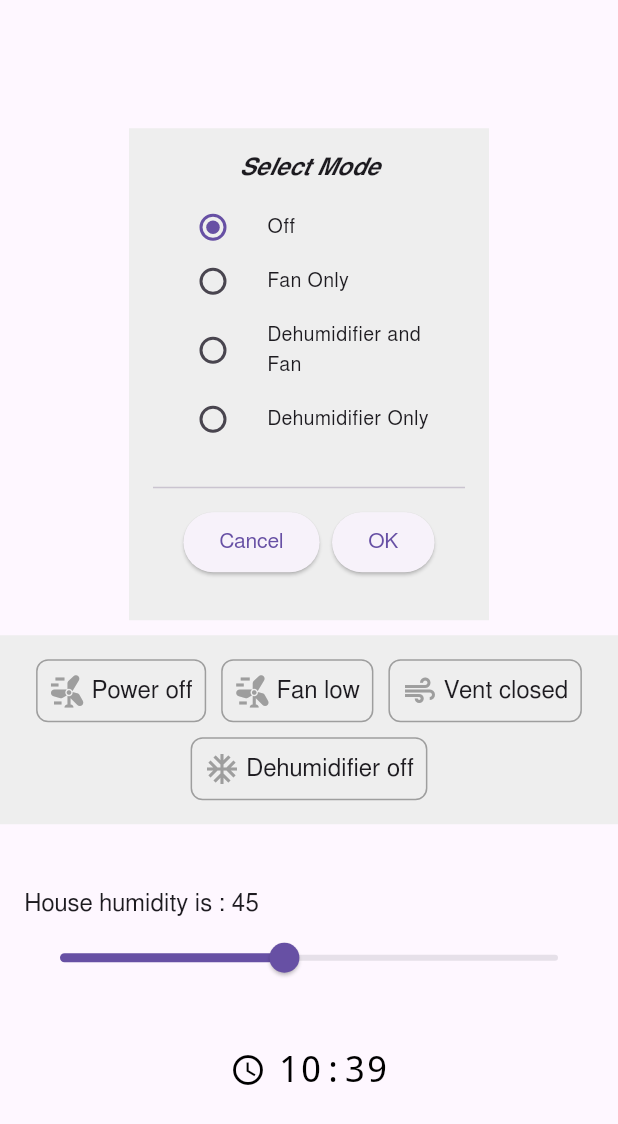
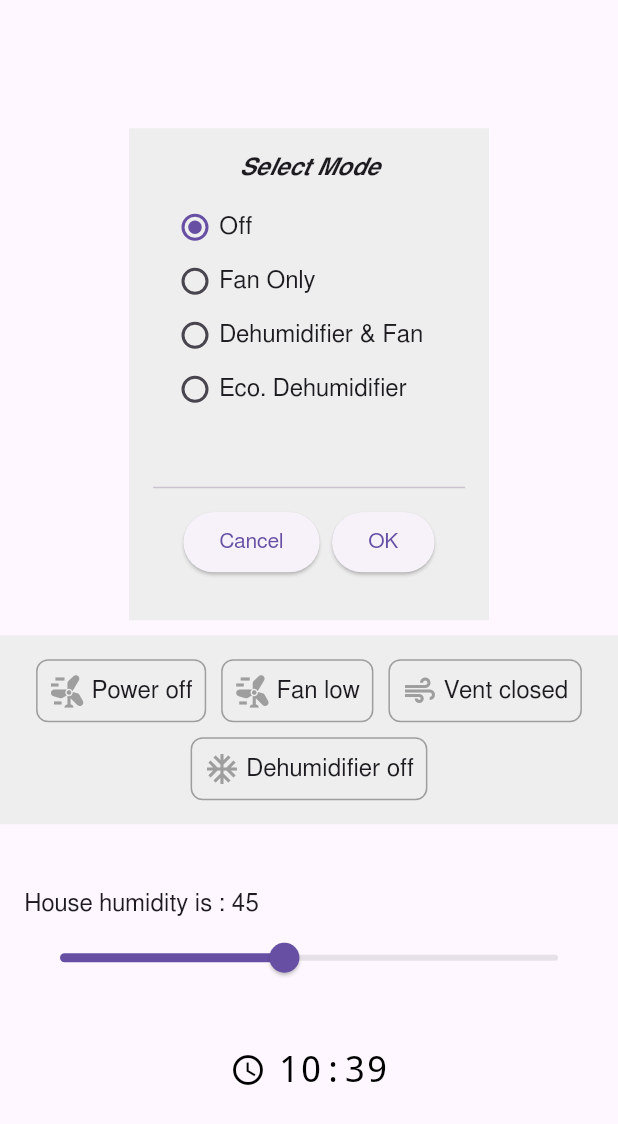
Before and after one commit to hangstrap/dry_living_mock_wall_unit, a Flutter app: the screen it shows after launch, after a tap on "Unit off", on a phone screen of 412 x 824 dp. Shown: the top 1124 px of the screen. Run offline on Flutter 3.47's test engine with Material 3 defaults, Android fonts, the phone set to English and light mode, and no system bars; Roboto replaces fonts that are missing (FreeSans).

Commit message:
looking good

```diff
--- a/lib/wall_unit/app_state_extention.dart
+++ b/lib/wall_unit/app_state_extention.dart
@@ -8,9 +8,9 @@ extension ModeDisplay on Mode {
       case Mode.fanOnly:
         return "Fan Only";
       case Mode.humidifierAndFan:
-        return "Dehumidifier and Fan";
+        return "Dehumidifier & Fan";
       case Mode.humidifierOnly:
-        return "Dehumidifier Only";
+        return "Eco. Dehumidifier";
     }
   }
 }
--- a/lib/wall_unit/editors/mode_edit_view.dart
+++ b/lib/wall_unit/editors/mode_edit_view.dart
@@ -2,36 +2,34 @@ import 'package:flutter/material.dart';
 import '../../app_state.dart';
 import '../app_state_extention.dart';
 import 'base_field_edit_view.dart';
+import 'enum_radio_selector.dart';
 
 class ModeEditView extends StatelessWidget {
   final AppState appState;
-   final VoidCallback onClose;
+  final VoidCallback onClose;
 
-  const ModeEditView({required this.appState,     required this.onClose, super.key});
+  const ModeEditView({
+    required this.appState,
+    required this.onClose,
+    super.key,
+  });
 
   @override
   Widget build(BuildContext context) {
     return BaseFieldEditView<Mode>(
       title: "Select Mode",
       value: appState.mode,
-      onSave: (newMode){
+      onSave: (newMode) {
         appState.setMode(newMode);
         onClose();
       },
       onCancel: onClose,
       editorBuilder: (value, onChanged) {
-        return ListView(
-          children: Mode.values.map((m) {
-            return RadioListTile<Mode>(
-              title: Text(m.displayName), // from your enum extension
-              value: m,
-              groupValue: value,
-              onChanged: onChanged,
-              dense: true,
-              contentPadding: EdgeInsets.symmetric(vertical: 0, horizontal: 8), // reduce vertical space
-              visualDensity: VisualDensity(vertical: -4), // even more compact
-            );
-          }).toList(),
+        return EnumRadioSelector<Mode>(
+          options: Mode.values,
+          initialValue: value ?? appState.mode,
+          displayStringForOption: (option) => option.displayName,
+          onResult: (selected) => onChanged(selected),
         );
       },
     );
--- a/lib/wall_unit/wall_unit_field_edit_router.dart
+++ b/lib/wall_unit/wall_unit_field_edit_router.dart
@@ -26,11 +26,6 @@ class WallUnitFieldEditRouter extends StatelessWidget {
   @override
   Widget build(BuildContext context) {
     switch (field) {
-      // case EditingField.home:
-      //   return WallUnitWidget(
-      //     appState: appState,
-      //     spaceBox: spaceBox ?? const SizedBox(height: 12),
-      //   );
       case EditingField.editMenu:
         return WallUnitSettingsMenu(
           appState: appState,
```
Also changed, not shown: lib/wall_unit/editors/enum_radio_selector.dart (renamed from lib/enum_radio_selector.dart, +5 -39 lines), lib/wall_unit/editors/external_vent_edit_view.dart (+9 -22 lines), lib/wall_unit/editors/fan_speed_edit_view.dart (+9 -22 lines), lib/wall_unit/wall_unit_settings_menu.dart (+4 -3 lines), lib/wall_unit/wall_unit_widget.dart (+10 -14 lines).
